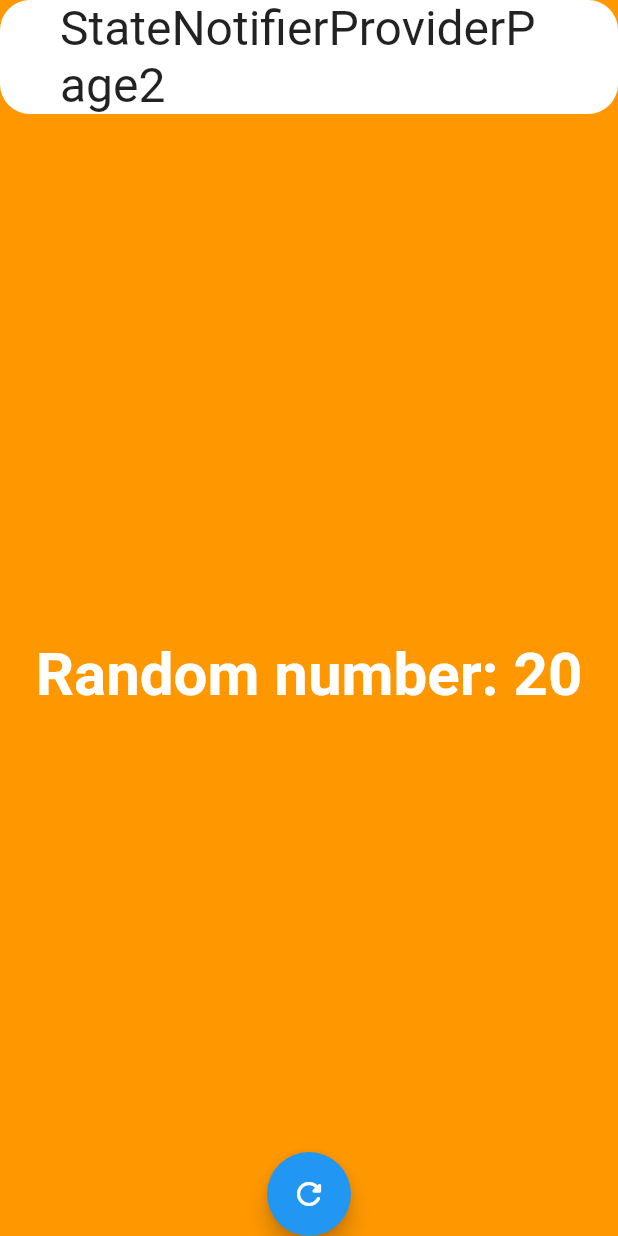
After one commit to chyiiiiiiiiiiii/get_some_riverpod, a Flutter app: the StateNotifierProviderPage2 screen opened directly, after a tap on the "refresh" icon, on a phone screen of 412 x 824 dp. The commit adds this screen. Run offline on Flutter 3.47's test engine with Material 2 defaults, Android fonts, the phone set to English and light mode, and no system bars; our stand-ins replace flutter_riverpod, fluttertoast, freezed_annotation.

Commit message:
add state_notifier_provider_page2, stream_provider_page2 add freezed package to generate state class

```diff
--- /dev/null
+++ b/lib/page/basic/state_notifier_provider/state_notifier_provider_page2.dart
@@ -0,0 +1,85 @@
+import 'dart:math';
+
+import 'package:flutter/material.dart';
+import 'package:flutter_riverpod/flutter_riverpod.dart';
+
+import '../../../other/theme.dart';
+import '../state_provider/freezed/number_state.dart';
+
+/// [ StateProvider ]
+/// 搭配 freezed 套件，產生資料的狀態類，直接等待狀態callback顯示指定UI
+
+class NumberStateNotifier extends StateNotifier<NumberState> {
+  NumberStateNotifier() : super(const NumberState.initial());
+
+  Future<void> getRandomNumber() async {
+    state = const NumberState.loading();
+
+    try {
+      await Future.delayed(const Duration(seconds: 1));
+      state = NumberState.data(number: Random().nextInt(100));
+    } catch (e) {
+      state = NumberState.error(msg: e.toString());
+    }
+  }
+}
+
+final StateNotifierProvider<NumberStateNotifier, NumberState> _provider =
+    StateNotifierProvider<NumberStateNotifier, NumberState>((ref) {
+  return NumberStateNotifier();
+});
+
+//----------------------------------------------------------------
+
+class StateNotifierProviderPage2 extends StatelessWidget {
+  const StateNotifierProviderPage2({Key? key}) : super(key: key);
+
+  @override
+  Widget build(BuildContext context) {
+    return Scaffold(
+      backgroundColor: Colors.orange,
+      body: Column(
+        crossAxisAlignment: CrossAxisAlignment.stretch,
+        children: [
+          Container(
+            padding: const EdgeInsets.symmetric(horizontal: 40.0),
+            decoration: BoxDecoration(color: Colors.white, borderRadius: BorderRadius.circular(20.0)),
+            child: const SafeArea(
+              child: Text(
+                'StateNotifierProviderPage2',
+                style: TextStyle(fontSize: 32.0),
+              ),
+            ),
+          ),
+          Expanded(
+            child: Center(
+              child: Consumer(builder: (context, ref, _) {
+                final NumberState state = ref.watch(_provider);
+
+                return state.when(
+                  initial: () => const Text('initial'),
+                  loading: () => const CircularProgressIndicator(),
+                  data: (number) => Text(
+                    'Random number: $number',
+                    style: myBigTextStyle,
+                  ),
+                  error: (msg) => Text(msg),
+                );
+              }),
+            ),
+          ),
+        ],
+      ),
+      floatingActionButtonLocation: FloatingActionButtonLocation.centerDocked,
+      floatingActionButton: Consumer(builder: (context, ref, _) {
+        return FloatingActionButton(
+          heroTag: '1',
+          onPressed: () {
+            ref.read(_provider.notifier).getRandomNumber();
+          },
+          child: const Icon(Icons.refresh_rounded),
+        );
+      }),
+    );
+  }
+}
--- /dev/null
+++ b/lib/page/basic/state_provider/freezed/number_state.dart
@@ -0,0 +1,18 @@
+import 'package:freezed_annotation/freezed_annotation.dart';
+
+part 'number_state.freezed.dart';
+
+@freezed
+abstract class NumberState with _$NumberState {
+  ///Initial
+  const factory NumberState.initial() = _NumberStateInitial;
+
+  ///Loading
+  const factory NumberState.loading() = _NumberStateLoading;
+
+  ///Data
+  const factory NumberState.data({required int number}) = _NumberStateData;
+
+  ///Error
+  const factory NumberState.error({required String msg}) = _NumberStateError;
+}
--- a/lib/page/home_page.dart
+++ b/lib/page/home_page.dart
@@ -13,8 +13,10 @@ import 'basic/provider/provider_page.dart';
 import 'basic/provider/provider_page2.dart';
 import 'basic/provider_scope/provider_scope_page.dart';
 import 'basic/state_notifier_provider/state_notifier_provider_page.dart';
+import 'basic/state_notifier_provider/state_notifier_provider_page2.dart';
 import 'basic/state_provider/state_provider_page.dart';
 import 'basic/stream_provider/stream_provider_page.dart';
+import 'basic/stream_provider/stream_provider_page2.dart';
 import 'modifiers/auto_dispose_page.dart';
 import 'modifiers/family_page.dart';
 
@@ -33,9 +35,11 @@ List<_Option> getOptions() {
     _Option(title: 'Provider 2', page: const ProviderPage2()),
     _Option(title: 'StateProvider', page: StateProviderPage()),
     _Option(title: 'StateNotifierProvider', page: StateNotifierProviderPage()),
+    _Option(title: 'StateNotifierProvider2', page: const StateNotifierProviderPage2()),
     _Option(title: 'ChangeNotifierProvider', page: ChangeNotifierProviderPage()),
     _Option(title: 'FutureProvider', page: FutureProviderPage()),
     _Option(title: 'StreamProvider', page: StreamProviderPage()),
+    _Option(title: 'StreamProvider2', page: StreamProviderPage2()),
     _Option(title: 'WidgetRef.listen()', page: WidgetRefListenPage()),
     _Option(title: 'ProviderScope - override value', page: const ProviderScopeOverridePage()),
     _Option(title: 'Provider.family', page: const FamilyPage()),
--- a/pubspec.yaml
+++ b/pubspec.yaml
@@ -9,10 +9,13 @@ dependencies:
     sdk: flutter
   cupertino_icons: ^1.0.2
   flutter_riverpod: ^1.0.3
+  freezed_annotation: ^1.1.0
   fluttertoast: ^8.0.9
 dev_dependencies:
   flutter_test:
     sdk: flutter
   flutter_lints: ^1.0.0
+  build_runner: ^2.1.8
+  freezed: ^1.1.1
 flutter:
   uses-material-design: true
```
Also changed, not shown: lib/page/basic/stream_provider/stream_provider_page2.dart (added, +88 -0 lines), lib/page/basic/state_provider/freezed/number_state.freezed.dart (added), pubspec.lock.
